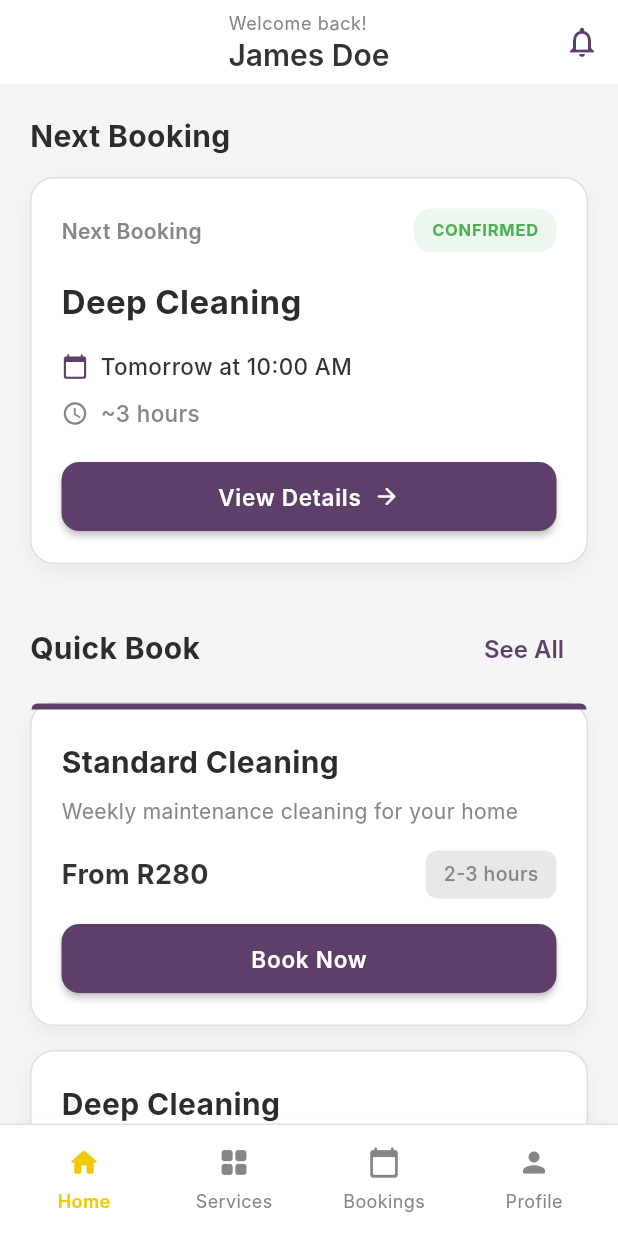
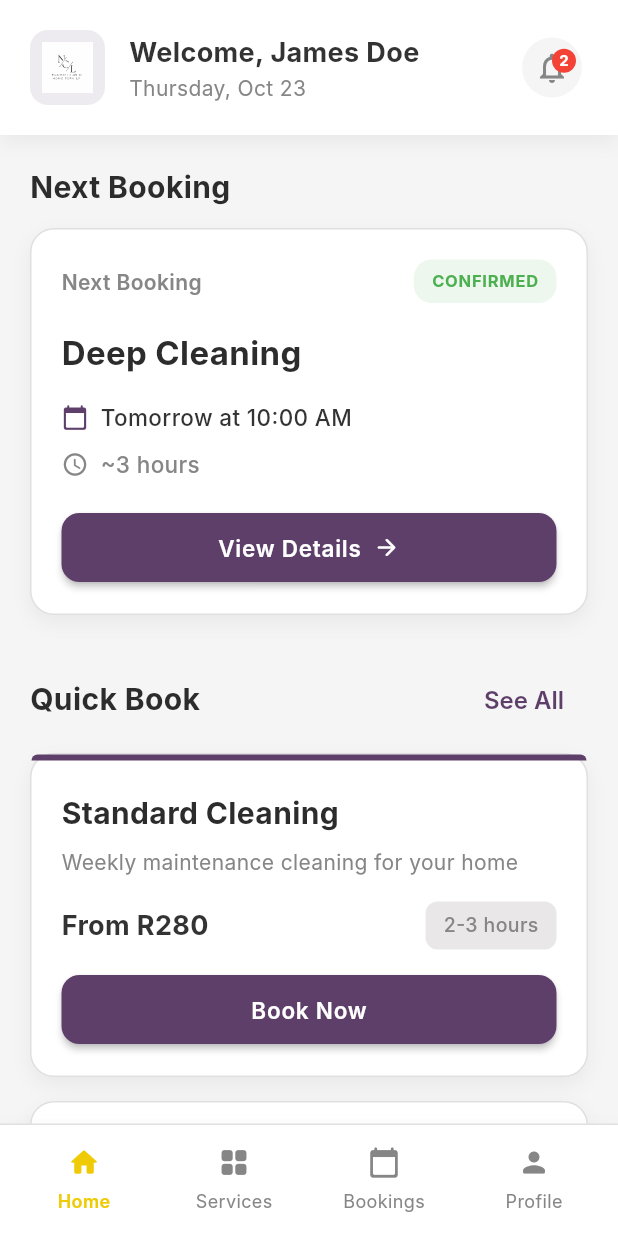
Before and after one commit to PaulaLindo/demo_ncl, a Flutter app: the CustomerHomeScreen screen opened by its route, on a phone screen of 412 x 824 dp. Run offline on Flutter 3.47's test engine with Material 3 defaults, Android fonts, the phone set to English and light mode, and no system bars; our stand-ins replace flutter_svg, geolocator, go_router, shared_preferences, table_calendar; missing offline and left inert: mobile_scanner; accounts and stored records are empty; Roboto replaces fonts that are missing (Inter).

Commit message:
[DEV] Updated from icon to image on home too

```diff
--- a/lib/screens/customer/customer_home_screen.dart
+++ b/lib/screens/customer/customer_home_screen.dart
@@ -2,8 +2,13 @@
 import 'package:flutter/material.dart';
 import 'package:go_router/go_router.dart';
 import 'package:provider/provider.dart';
+import 'package:intl/intl.dart';
+import 'package:flutter_svg/flutter_svg.dart';
+
 import '../../widgets/customer_nav_bar.dart';
+
 import '../../providers/booking_provider.dart';
+
 import '../../theme/app_theme.dart';
 
 class CustomerHomeScreen extends StatefulWidget {
@@ -34,42 +39,17 @@ class _CustomerHomeScreenState extends State<CustomerHomeScreen> {
     return Scaffold(
       backgroundColor: AppTheme.backgroundLight,
       body: SafeArea(
-        child: CustomScrollView(
-          slivers: [
-            // Modern App Bar
-            SliverAppBar(
-              floating: true,
-              backgroundColor: Colors.white,
-              title: Column(
-                crossAxisAlignment: CrossAxisAlignment.start,
+        // **START: Changed from CustomScrollView to Column**
+        child: Column(
+          children: [
+            // 1. Fixed Header (using the new _buildHeader method)
+            _buildHeader(context),
+
+            // 2. Scrollable Content (wrapped in Expanded)
+            Expanded(
+              child: ListView(
+                padding: const EdgeInsets.all(20), // Apply padding here instead of SliverPadding
                 children: [
-                  Text(
-                    'Welcome back!',
-                    style: Theme.of(context).textTheme.bodySmall,
-                  ),
-                  Text(
-                    'James Doe',
-                    style: Theme.of(context).textTheme.titleLarge,
-                  ),
-                ],
-              ),
-              actions: [
-                IconButton(
-                  icon: const Icon(Icons.notifications_outlined),
-                  onPressed: () {
-                    ScaffoldMessenger.of(context).showSnackBar(
-                      const SnackBar(content: Text('Notifications coming soon!')),
-                    );
-                  },
-                ),
-              ],
-            ),
-
-            // Content
-            SliverPadding(
-              padding: const EdgeInsets.all(20),
-              sliver: SliverList(
-                delegate: SliverChildListDelegate([
                   // Next Booking Section
                   if (_nextBooking != null) ...[
                     _buildSectionHeader('Next Booking'),
@@ -97,16 +77,112 @@ class _CustomerHomeScreenState extends State<CustomerHomeScreen> {
                   ),
                   const SizedBox(height: 12),
                   ...services.map((s) => _buildServiceCard(s)),
-                ]),
+                ],
               ),
             ),
           ],
         ),
+        // **END: Changed from CustomScrollView to Column**
       ),
       bottomNavigationBar: CustomNavBar(
         items: _getNavItems(),
         selectedRoute: _currentRoute,
         onItemSelected: _handleNavigation,
+      ),
+    );
+  }
+
+  Widget _buildHeader(BuildContext context) {
+    const userName = 'James Doe'; // Placeholder for customer name
+    final currentDate = DateFormat('EEEE, MMM d').format(DateTime.now());
+
+    return Container(
+      padding: const EdgeInsets.all(20),
+      decoration: BoxDecoration(
+        color: AppTheme.cardBackground,
+        boxShadow: AppTheme.cardShadow,
+      ),
+      child: Row(
+        children: [
+          // Logo (using a placeholder icon since SvgPicture is not imported)
+          Container(
+            width: 50,
+            height: 50,
+            padding: const EdgeInsets.all(8),
+            decoration: BoxDecoration(
+              color: AppTheme.primaryPurple.withOpacity(0.1),
+              borderRadius: BorderRadius.circular(12),
+            ),
+            child: SvgPicture.asset(
+                  'assets/images/comprehensive_home_services.svg',
+                  fit: BoxFit.contain,
+                  // Remove the colorFilter to preserve original colors
+                ),
+          ),
+
+          const SizedBox(width: 16),
+
+          Expanded(
+            child: Column(
+              crossAxisAlignment: CrossAxisAlignment.start,
+              children: [
+                Text(
+                  'Welcome, $userName',
+                  style: const TextStyle(
+                    fontSize: 18,
+                    fontWeight: FontWeight.bold,
+                    color: AppTheme.textColor,
+                  ),
+                ),
+                Text(
+                  currentDate,
+                  style: const TextStyle(
+                    fontSize: 14,
+                    color: AppTheme.textGrey,
+                  ),
+                ),
+              ],
+            ),
+          ),
+
+          // Notifications with Badge (hardcoded '2' for mock data)
+          Stack(
+            children: [
+              IconButton(
+                icon: const Icon(Icons.notifications_outlined),
+                onPressed: () {
+                  ScaffoldMessenger.of(context).showSnackBar(
+                    const SnackBar(content: Text('Notifications coming soon!')),
+                  );
+                },
+                style: IconButton.styleFrom(
+                  backgroundColor: AppTheme.backgroundLight,
+                ),
+              ),
+              Positioned(
+                right: 8,
+                top: 8,
+                child: Container(
+                  padding: const EdgeInsets.all(4),
+                  decoration: const BoxDecoration(
+                    color: AppTheme.redStatus,
+                    shape: BoxShape.circle,
+                  ),
+                  constraints: const BoxConstraints(minWidth: 16, minHeight: 16),
+                  child: const Text(
+                    '2',
+                    style: TextStyle(
+                      color: Colors.white,
+                      fontSize: 10,
+                      fontWeight: FontWeight.bold,
+                    ),
+                    textAlign: TextAlign.center,
+                  ),
+                ),
+              ),
+            ],
+          ),
+        ],
       ),
     );
   }
```
